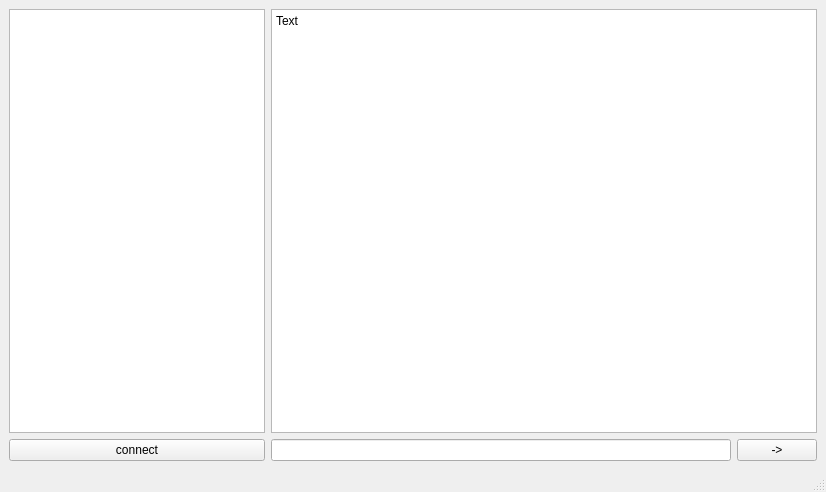
This is Client/mainwindow.ui in dinobunny/Loomer as Qt 5 draws it before an edit. The edited form follows.
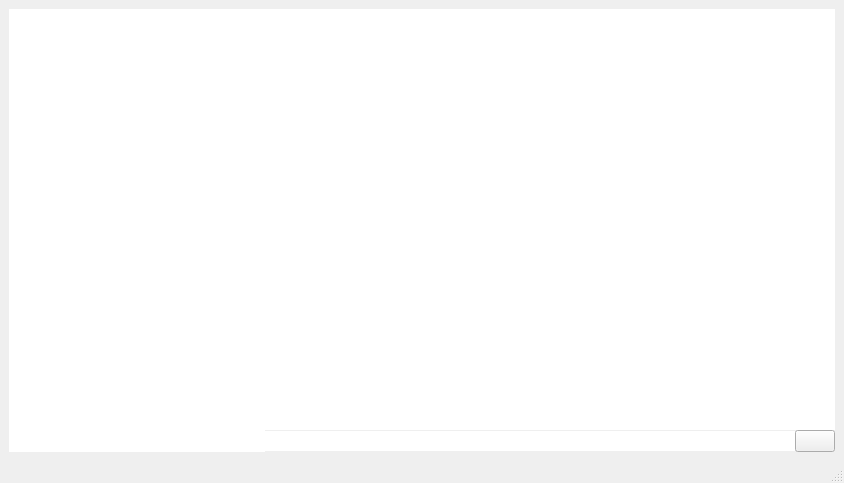
This is the edited form. Icons and pictures are not drawn.

The edit to the form file:
```diff
--- a/Client/mainwindow.ui
+++ b/Client/mainwindow.ui
@@ -2,57 +2,78 @@
 <ui version="4.0">
  <class>MainWindow</class>
  <widget class="QMainWindow" name="MainWindow">
+  <property name="enabled">
+   <bool>true</bool>
+  </property>
   <property name="geometry">
    <rect>
     <x>0</x>
     <y>0</y>
-    <width>826</width>
-    <height>492</height>
+    <width>844</width>
+    <height>483</height>
    </rect>
   </property>
   <property name="windowTitle">
    <string>MainWindow</string>
   </property>
   <widget class="QWidget" name="centralwidget">
+   <property name="maximumSize">
+    <size>
+     <width>16777215</width>
+     <height>16777215</height>
+    </size>
+   </property>
    <layout class="QFormLayout" name="formLayout">
-    <item row="0" column="0">
-     <layout class="QGridLayout" name="gridLayout_2">
-      <item row="1" column="0">
-       <widget class="QPushButton" name="pushButton">
-        <property name="text">
-         <string>connect</string>
-        </property>
-       </widget>
-      </item>
-      <item row="0" column="0">
-       <widget class="QListWidget" name="listWidget"/>
-      </item>
-     </layout>
-    </item>
+    <property name="horizontalSpacing">
+     <number>0</number>
+    </property>
+    <property name="verticalSpacing">
+     <number>7</number>
+    </property>
     <item row="0" column="1">
      <layout class="QGridLayout" name="gridLayout">
-      <item row="0" column="0" colspan="2">
-       <widget class="QTextBrowser" name="textBrowser">
-        <property name="html">
-         <string>&lt;!DOCTYPE HTML PUBLIC &quot;-//W3C//DTD HTML 4.0//EN&quot; &quot;http://www.w3.org/TR/REC-html40/strict.dtd&quot;&gt;
-&lt;html&gt;&lt;head&gt;&lt;meta name=&quot;qrichtext&quot; content=&quot;1&quot; /&gt;&lt;meta charset=&quot;utf-8&quot; /&gt;&lt;style type=&quot;text/css&quot;&gt;
-p, li { white-space: pre-wrap; }
-hr { height: 1px; border-width: 0; }
-li.unchecked::marker { content: &quot;\2610&quot;; }
-li.checked::marker { content: &quot;\2612&quot;; }
-&lt;/style&gt;&lt;/head&gt;&lt;body style=&quot; font-family:'Segoe UI'; font-size:9pt; font-weight:400; font-style:normal;&quot;&gt;
-&lt;p style=&quot; margin-top:0px; margin-bottom:0px; margin-left:0px; margin-right:0px; -qt-block-indent:0; text-indent:0px;&quot;&gt;Text&lt;/p&gt;
-&lt;p style=&quot;-qt-paragraph-type:empty; margin-top:0px; margin-bottom:0px; margin-left:0px; margin-right:0px; -qt-block-indent:0; text-indent:0px;&quot;&gt;&lt;br /&gt;&lt;/p&gt;&lt;/body&gt;&lt;/html&gt;</string>
-        </property>
-       </widget>
-      </item>
-      <item row="1" column="0">
-       <widget class="QLineEdit" name="lineEdit"/>
-      </item>
+      <property name="verticalSpacing">
+       <number>0</number>
+      </property>
       <item row="1" column="1">
-       <widget class="QPushButton" name="pushButton_2">
+       <widget class="QPushButton" name="pushButton">
+        <property name="sizePolicy">
+         <sizepolicy hsizetype="Minimum" vsizetype="Preferred">
+          <horstretch>0</horstretch>
+          <verstretch>0</verstretch>
+         </sizepolicy>
+        </property>
         <property name="text">
-         <string>-&gt;</string>
+         <string/>
+        </property>
+        <property name="icon">
+         <iconset>
+          <normaloff>debug/send1.png</normaloff>debug/send1.png</iconset>
+        </property>
+       </widget>
+      </item>
+      <item row="0" column="0" colspan="2">
+       <widget class="QListWidget" name="listWidget_2">
+        <property name="frameShape">
+         <enum>QFrame::Shape::NoFrame</enum>
+        </property>
+       </widget>
+      </item>
+      <item row="1" column="0">
+       <widget class="QLineEdit" name="lineEdit">
+        <property name="frame">
+         <bool>false</bool>
+        </property>
+       </widget>
+      </item>
+     </layout>
+    </item>
+    <item row="0" column="0">
+     <layout class="QGridLayout" name="gridLayout_2">
+      <item row="0" column="0">
+       <widget class="QListWidget" name="listWidget">
+        <property name="frameShape">
+         <enum>QFrame::Shape::NoFrame</enum>
         </property>
        </widget>
       </item>
```
Left out of the diff: 4 changed lines with no effect on the pictures.
